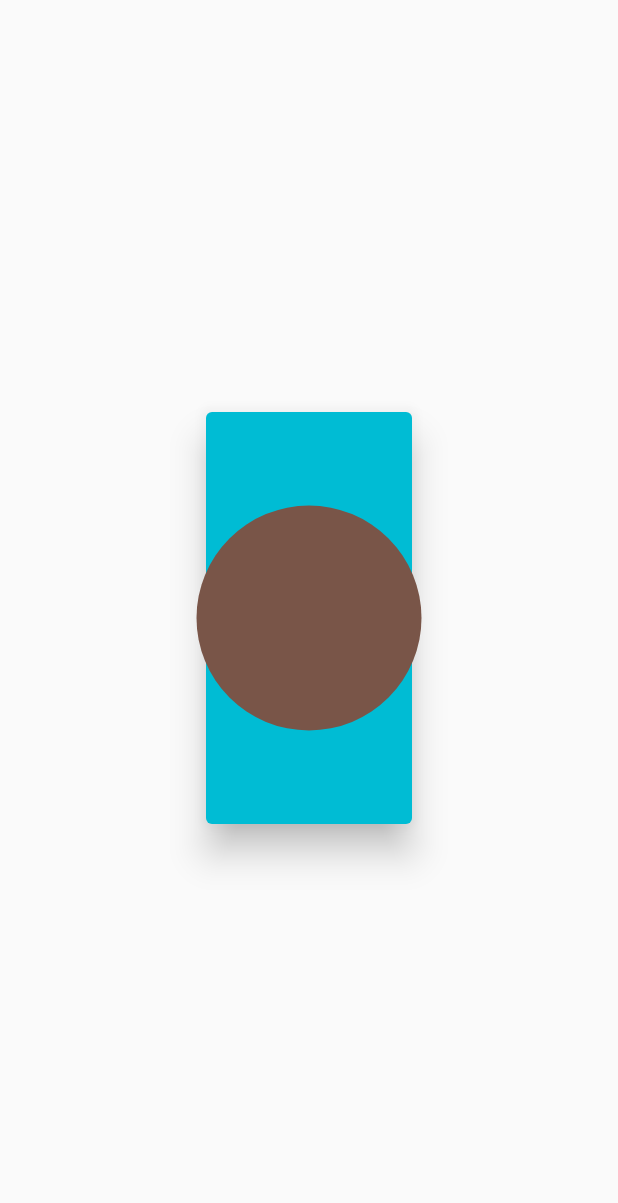
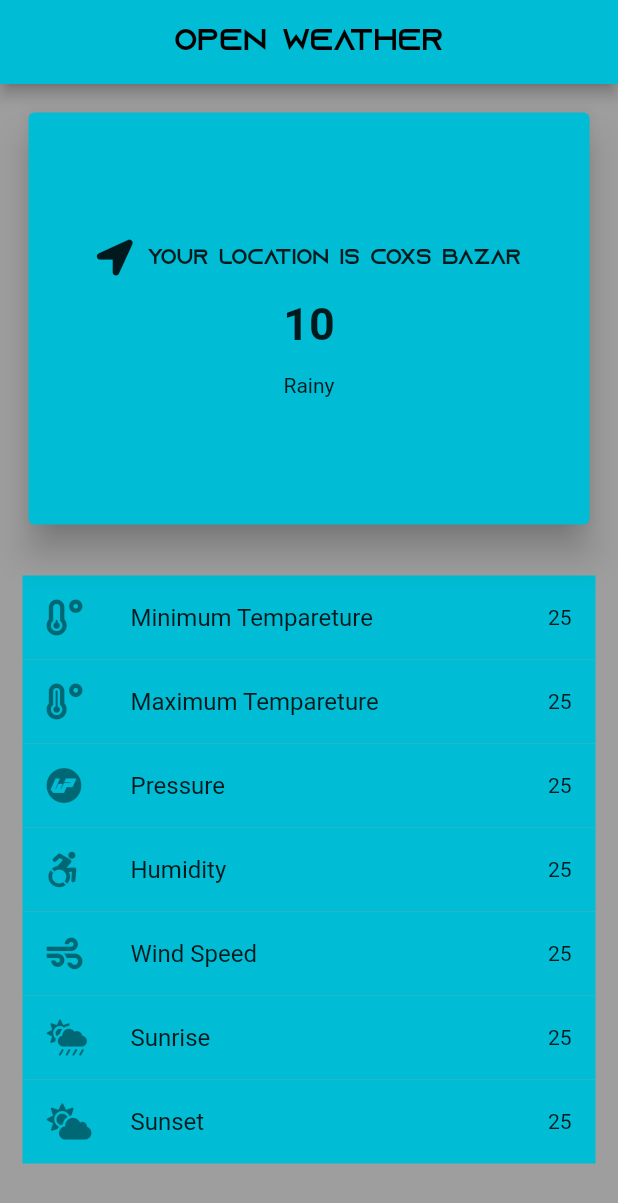
Before and after one commit to farhansadikgalib/ICT-Division-TFMAD-62-DAY, a Flutter app: the screen it shows after launch, on a phone screen of 412 x 824 dp. Shown: the top 1203 px of the screen. Run offline on Flutter 3.47's test engine with Material 2 defaults, Android fonts, the phone set to English and light mode, and no system bars; our stand-ins replace flutter_spinkit, font_awesome_flutter; missing offline and left inert: expandable_widgets, flutter_glow; network calls fail.

Commit message:
Today's Topics are: 1. Weather Apps UI 2. Json Data hit on Postman 3. Json to Array Data 4. Use Json Data on UI design 5. FontAwesomeFlutter & HTTP library 6. Custom Fonts

```diff
--- /dev/null
+++ b/lib/24-11-21 Class 33/WeatherApp.dart
@@ -0,0 +1,236 @@
+import 'dart:convert';
+
+import 'package:flutter/material.dart';
+import 'package:font_awesome_flutter/font_awesome_flutter.dart';
+import 'package:http/http.dart' as http;
+
+
+class WeatherAppWithAPI extends StatefulWidget {
+  const WeatherAppWithAPI({Key? key}) : super(key: key);
+
+  @override
+  _WeatherAppWithAPIState createState() => _WeatherAppWithAPIState();
+}
+
+class _WeatherAppWithAPIState extends State<WeatherAppWithAPI> {
+
+
+  var cityname,maintemp,status,min,max,pressure,humidity,windspeed,sunrise,sunset;
+
+  Future getSunriseSunset() async{
+
+    final collectdata = await http.get(Uri.parse('https://api.sunrise-sunset.org/json?lat=36.7201600&lng=-4.4203400'));
+
+    var sunrise_sunsetArray = jsonDecode(collectdata.body);
+
+    setState(() {
+
+      this.sunrise = sunrise_sunsetArray['results']['sunrise'];
+      this.sunset = sunrise_sunsetArray['results']['sunset'];
+
+    });
+
+
+  }
+
+
+
+  Future getWeather() async{
+
+    final response = await http.get(Uri.parse('https://api.openweathermap.org/data/2.5/weather?q=dhaka&units=metric&appid=5a57dcbf2289448493158ffba84bb1e0'));
+
+    var showData = jsonDecode(response.body);
+
+    setState(() {
+
+      this.cityname = showData['name'];
+      this.maintemp = showData['main']['temp'];
+      this.status = showData['weather'][0]['main'];
+      this.min = showData['main']['temp_min'];
+      this.max = showData['main']['temp_max'];
+      this.pressure = showData['main']['pressure'];
+      this.humidity = showData['main']['humidity'];
+      this.windspeed = showData['wind']['speed'];
+
+
+
+    });
+
+
+  }
+
+
+  @override
+  void initState() {
+    // TODO: implement initState
+    super.initState();
+      this.getWeather();
+      this.getSunriseSunset();
+
+  }
+
+
+
+  @override
+  Widget build(BuildContext context) {
+    return Scaffold(
+      backgroundColor: Colors.grey,
+
+      appBar: AppBar(
+
+        title: Text("Open Weather",style: TextStyle(color: Colors.black,fontFamily: "azonix"),),
+        centerTitle: true,
+        backgroundColor: Colors.cyan,
+
+      ),
+      body:Column(
+
+        children: [
+
+          Padding(
+            padding: const EdgeInsets.all(15.0),
+            child: Card(
+              elevation: 10,
+
+              color: Colors.cyan,
+              child: Container(
+                height: MediaQuery.of(context).size.height/3,
+                width: MediaQuery.of(context).size.width,
+
+                decoration: BoxDecoration(
+                  borderRadius: BorderRadius.circular(15)
+                ),
+
+                child: Column(
+                  mainAxisAlignment: MainAxisAlignment.center,
+                  crossAxisAlignment: CrossAxisAlignment.center,
+
+                  children: [
+
+                    Row(
+                      mainAxisAlignment: MainAxisAlignment.center,
+
+                      children: [
+                        FaIcon(FontAwesomeIcons.locationArrow),
+                        SizedBox(width:10 ,),
+                        Text("Your location is ",style: TextStyle(fontFamily: "azonix"),),
+                        Text(cityname != null ? cityname.toString():'Coxs Bazar',style: TextStyle(fontFamily: "azonix") )
+
+                      ],
+
+                    ),
+                    SizedBox(height: 15,),
+
+                    Text(maintemp != null ? maintemp.toString()+ "\u00B0 C" :'10',style: TextStyle(fontSize: 30,fontWeight: FontWeight.bold),),
+                    SizedBox(height: 15,),
+                    Text(status != null ? status.toString():'Rainy')
+
+
+
+
+                  ],
+
+
+                ),
+
+
+              ),
+
+            ),
+          ),
+
+          Expanded(child: ListView(
+
+            padding: EdgeInsets.all(15),
+
+            children: [
+
+              ListTile(
+
+                leading: FaIcon(FontAwesomeIcons.temperatureLow),
+                tileColor: Colors.cyan,
+                title: Text("Minimum Tempareture"),
+                trailing: Text(min != null ? min.toString()+ "\u00B0 C" :'25'),
+
+              ),
+              ListTile(
+                tileColor: Colors.cyan,
+
+                leading: FaIcon(FontAwesomeIcons.temperatureHigh),
+                title: Text("Maximum Tempareture"),
+                trailing: Text(max != null ? max.toString()+ "\u00B0 C" :'25'),
+
+              ),
+              ListTile(
+                tileColor: Colors.cyan,
+
+                leading: FaIcon(FontAwesomeIcons.wpressr),
+
+                title: Text("Pressure"),
+                trailing: Text(pressure != null ? pressure.toString() :'25'),
+
+              ),
+
+              ListTile(
+                tileColor: Colors.cyan,
+
+                leading: FaIcon(FontAwesomeIcons.accessibleIcon),
+
+                title: Text("Humidity"),
+                trailing: Text(humidity != null ? humidity.toString()+ "Pa" :'25'),
+
+              ),
+
+              ListTile(
+                tileColor: Colors.cyan,
+
+                leading: FaIcon(FontAwesomeIcons.wind),
+
+                title: Text("Wind Speed"),
+                trailing: Text(windspeed != null ? windspeed.toString()+ " km/h" :'25'),
+
+              ),
+
+              ListTile(
+                tileColor: Colors.cyan,
+
+                leading: FaIcon(FontAwesomeIcons.cloudSunRain),
+
+                title: Text("Sunrise"),
+                trailing: Text(sunrise != null ? sunrise.toString() :'25'),
+
+              ),
+
+              ListTile(
+                tileColor: Colors.cyan,
+
+                leading: FaIcon(FontAwesomeIcons.cloudSun),
+
+                title: Text("Sunset"),
+                trailing: Text(sunset != null ? sunset.toString() :'25'),
+
+              ),
+
+
+            ],
+
+
+          ))
+
+
+
+
+
+        ],
+
+
+      ) ,
+
+
+
+
+
+
+    );
+  }
+}
--- a/lib/main.dart
+++ b/lib/main.dart
@@ -1,4 +1,5 @@
 import 'package:button_day_62/22-11-21%20Class%2032/StackAndMediaQueary.dart';
+import 'package:button_day_62/24-11-21%20Class%2033/WeatherApp.dart';
 import 'package:flutter/material.dart';
 
 void main() {
@@ -26,7 +27,7 @@ class MyApp extends StatelessWidget {
         // is not restarted.
         primarySwatch: Colors.red,
       ),
-      home: StackAndMediaQueary()
+      home: WeatherAppWithAPI()
     );
   }
 }
```
Also changed, not shown: pubspec.yaml (+5 -7 lines), assets/fonts/azonix.otf (added), pubspec.lock.
